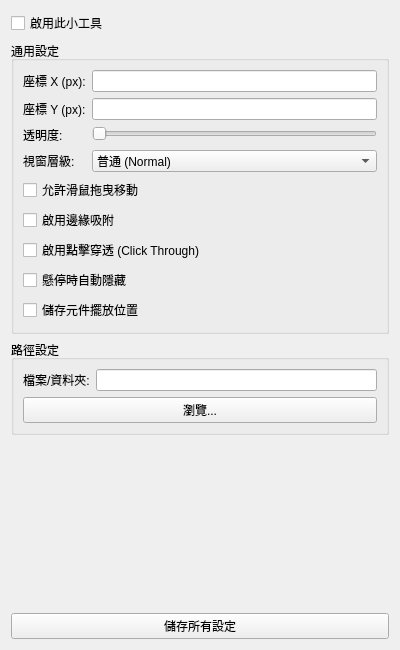
Before: the Qt Designer form ToolSettingsForm.ui in hi-ma-san/Qt_11401_1, drawn with Qt 5.
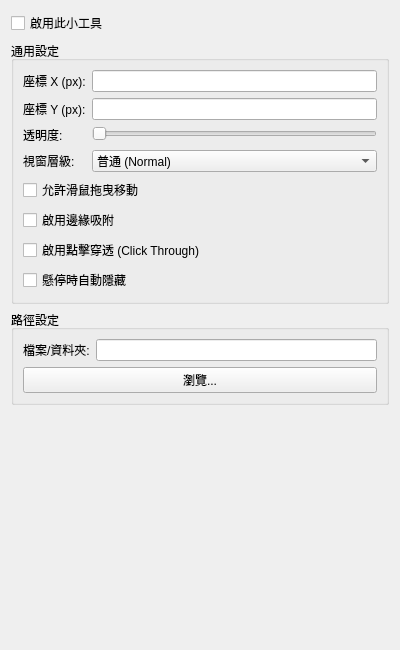
After: the same form once the commit is applied.

Diff of the .ui file:
```diff
--- a/ToolSettingsForm.ui
+++ b/ToolSettingsForm.ui
@@ -118,13 +118,6 @@
         </property>
        </widget>
       </item>
-      <item row="8" column="0" colspan="2">
-       <widget class="QCheckBox" name="savePosition_checkBox">
-        <property name="text">
-         <string>儲存元件擺放位置</string>
-        </property>
-       </widget>
-      </item>
      </layout>
     </widget>
    </item>
@@ -167,13 +160,6 @@
      </property>
     </spacer>
    </item>
-   <item>
-    <widget class="QPushButton" name="saveSettings_button">
-     <property name="text">
-      <string>儲存所有設定</string>
-     </property>
-    </widget>
-   </item>
   </layout>
  </widget>
  <resources/>
```
